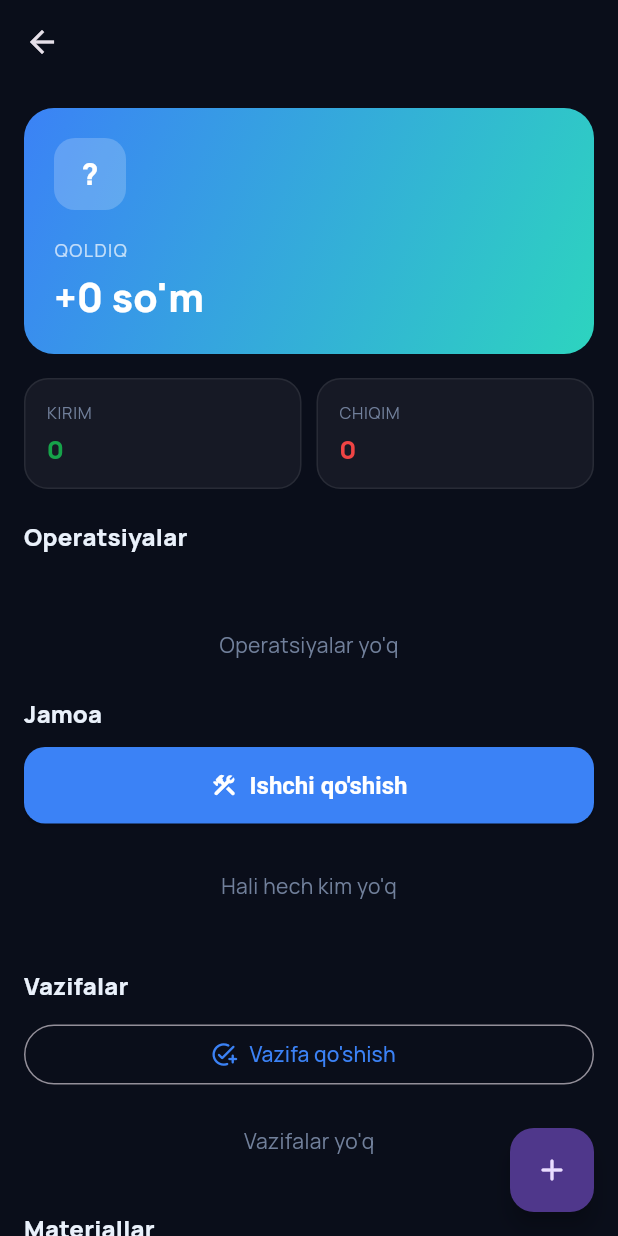
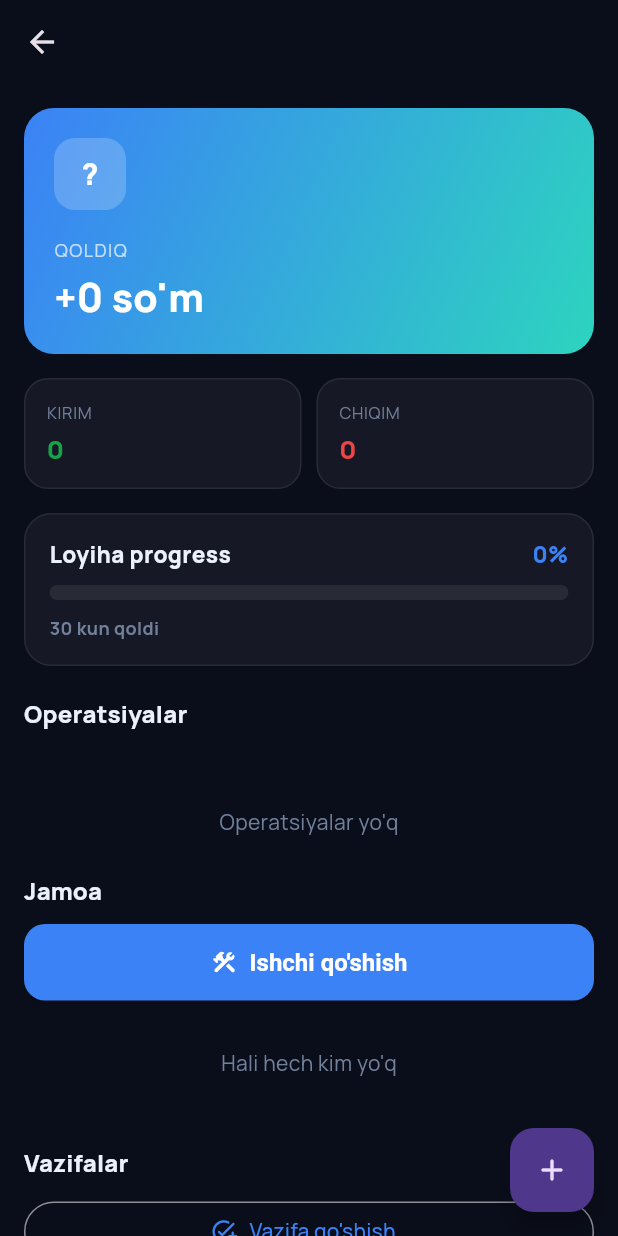
Before and after one commit to Bekzod131313/Prorab, a Flutter app: the ProjectDetailScreen screen opened directly with empty values, on a phone screen of 412 x 824 dp. Run offline on Flutter 3.47's test engine with Material 3 defaults, Android fonts, the phone set to English and light mode, and no system bars; our stand-ins replace google_fonts, share_plus, shared_preferences, supabase_flutter; accounts and stored records are empty.

Commit message:
Add project progress bar to project detail header

```diff
--- a/flutter_app/lib/screens/project_detail_screen.dart
+++ b/flutter_app/lib/screens/project_detail_screen.dart
@@ -769,6 +769,51 @@ class _ProjectDetailScreenState extends State<ProjectDetailScreen> {
                 ),
               ],
             ),
+            const SizedBox(height: 16),
+            Builder(builder: (context) {
+              final (_, left, progress) = project.schedule;
+              return Container(
+                padding: const EdgeInsets.all(16),
+                decoration: BoxDecoration(
+                  color: AppColors.card,
+                  border: Border.all(color: AppColors.border),
+                  borderRadius: BorderRadius.circular(18),
+                ),
+                child: Column(
+                  crossAxisAlignment: CrossAxisAlignment.start,
+                  children: [
+                    Row(
+                      mainAxisAlignment: MainAxisAlignment.spaceBetween,
+                      children: [
+                        const Text(
+                          'Loyiha progress',
+                          style: TextStyle(color: AppColors.text, fontWeight: FontWeight.w800, fontSize: 15),
+                        ),
+                        Text(
+                          '$progress%',
+                          style: const TextStyle(color: AppColors.accent, fontWeight: FontWeight.w800, fontSize: 15),
+                        ),
+                      ],
+                    ),
+                    const SizedBox(height: 10),
+                    ClipRRect(
+                      borderRadius: BorderRadius.circular(6),
+                      child: LinearProgressIndicator(
+                        value: progress / 100,
+                        minHeight: 10,
+                        backgroundColor: AppColors.border,
+                        valueColor: const AlwaysStoppedAnimation(AppColors.accent),
+                      ),
+                    ),
+                    const SizedBox(height: 10),
+                    Text(
+                      '$left kun qoldi',
+                      style: const TextStyle(color: AppColors.muted, fontWeight: FontWeight.w700, fontSize: 12),
+                    ),
+                  ],
+                ),
+              );
+            }),
             const SizedBox(height: 20),
             Text(
               'Operatsiyalar',
```
